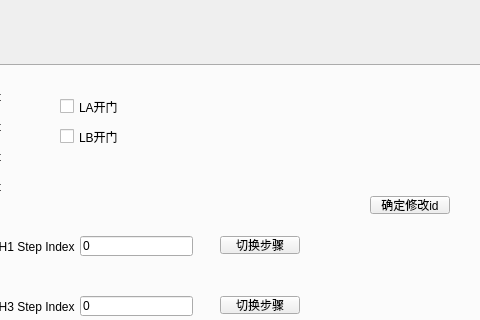
First picture: the form in RGA-AnalogMachine/widget.ui, repository rencaiji2/RGA-AnalogMachine, before the edit; both pictures show x 252 to 732 and y 0 to 320 of the 850 by 557 pixel window.
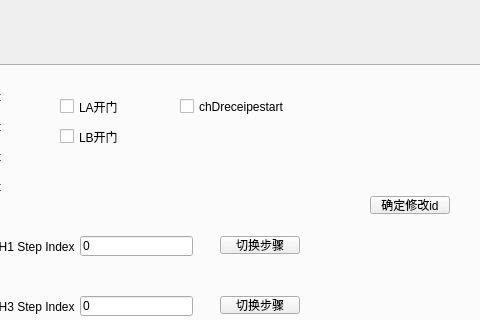
Second picture: the form after the edit.

Commit message: 更新华立id

Patch:
```diff
--- a/RGA-AnalogMachine/widget.ui
+++ b/RGA-AnalogMachine/widget.ui
@@ -653,6 +653,19 @@
       <string>CH6 Step Index</string>
      </property>
     </widget>
+    <widget class="QCheckBox" name="cb_chDstart">
+     <property name="geometry">
+      <rect>
+       <x>410</x>
+       <y>30</y>
+       <width>121</width>
+       <height>21</height>
+      </rect>
+     </property>
+     <property name="text">
+      <string>chDreceipestart</string>
+     </property>
+    </widget>
    </widget>
   </widget>
  </widget>
```
The commit also changes 2 other files.
